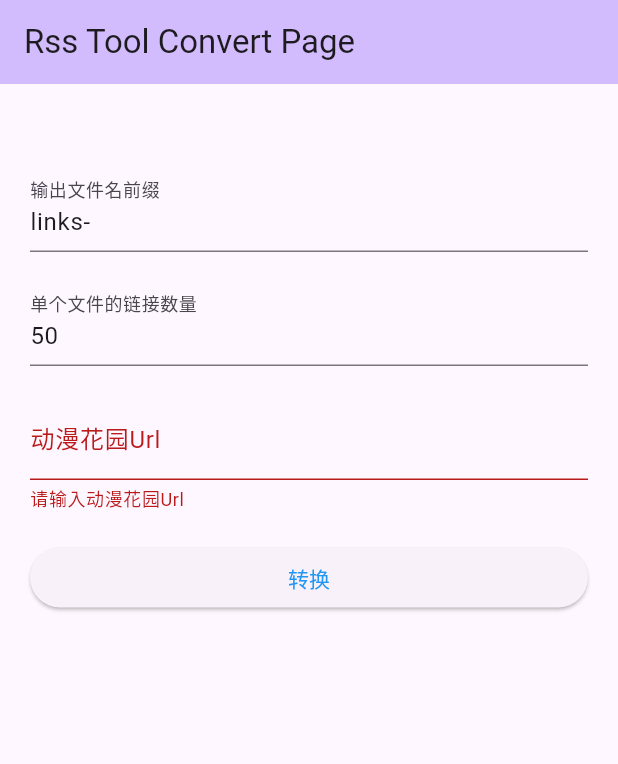
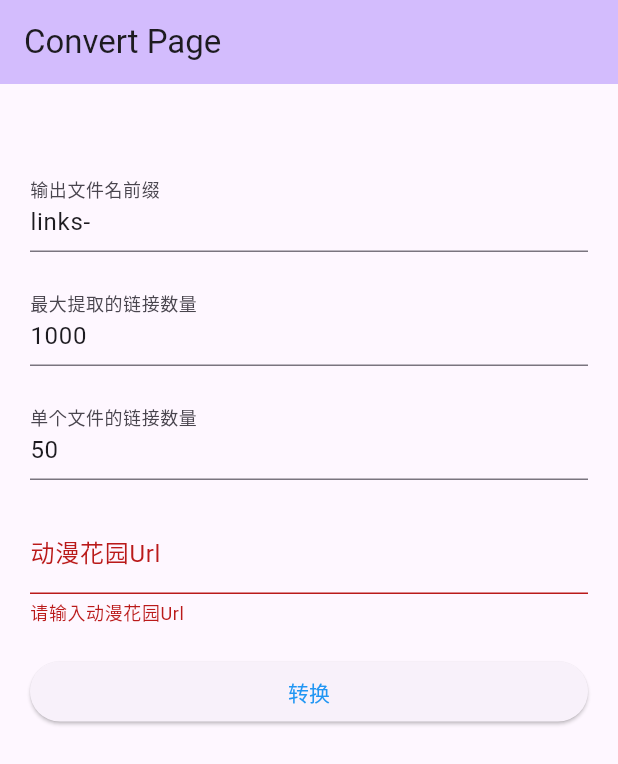
Before and after one commit to chivehao/dmhytool, a Flutter app: the screen it shows after launch, after a tap on "转换", on a phone screen of 412 x 824 dp. Shown: the top 764 px of the screen. Run offline on Flutter 3.47's test engine with Material 3 defaults, Android fonts, the phone set to English and light mode, and no system bars; our stand-ins replace dio; missing offline and left inert: dart:ffi.

Commit message:
添加最大的提取数量限值

```diff
--- a/lib/main.dart
+++ b/lib/main.dart
@@ -1,3 +1,4 @@
+import 'dart:ffi';
 import 'dart:io';
 
 import 'package:dio/dio.dart';
@@ -19,12 +20,12 @@
   @override
   Widget build(BuildContext context) {
     return MaterialApp(
-      title: 'Rss Tool',
+      title: '动漫花园小工具',
       theme: ThemeData(
         colorScheme: ColorScheme.fromSeed(seedColor: Colors.deepPurple),
         useMaterial3: true,
       ),
-      home: const MyHomePage(title: 'Rss Tool Convert Page'),
+      home: const MyHomePage(title: 'Convert Page'),
     );
   }
 }
@@ -42,6 +43,7 @@
   final GlobalKey _formKey = GlobalKey<FormState>();
   String _namePrefix = "links-";
   int _singleFileLinkCounts = 50;
+  int _maxLinkCounts = 1000;
   String _url = "";
   bool _isConverting = false;
   bool _isFetching = false;
@@ -73,6 +75,18 @@
                 return null;
               },
               onSaved: (v) => _namePrefix = v!,
+            ),
+            const SizedBox(height: 20),
+            TextFormField(
+              initialValue: _maxLinkCounts.toString(),
+              decoration: const InputDecoration(labelText: '最大提取的链接数量'),
+              validator: (v) {
+                if (v == null || v.isEmpty) {
+                  return '请输入最大提取的链接数量';
+                }
+                return null;
+              },
+              onSaved: (v) => _maxLinkCounts = int.parse(v!),
             ),
             const SizedBox(height: 20),
             TextFormField(
@@ -160,7 +174,8 @@
     setState(() {
       _isFetching = true;
     });
-    while(hasNext) {
+    int i = 0;
+    while(hasNext && i <= _maxLinkCounts) {
       String newUrl = prefix + page.toString() + postfix;
       try {
         Html.Document doc = await fetchRssFeed(newUrl);
@@ -172,6 +187,8 @@
         Html.Element? nextEl = doc.querySelectorAll("div.table div.fl a")
         .where((el)=>el.text.contains("下")).firstOrNull;
         hasNext = nextEl != null;
+
+        i += magnets.length;
 
         for(var magnet in magnets) {
           if (magnet != null && magnet.isNotEmpty) links.add(magnet);
@@ -218,8 +235,9 @@
       });
     }
 
+    DateTime now = DateTime.now();
     Directory docDir = await getApplicationDocumentsDirectory();
-    Directory subDir = Directory('${docDir.path}/run.ikaros.ch.dmhytool');
+    Directory subDir = Directory('${docDir.path}/run.ikaros.ch.dmhytool/${now.year}.${now.month}.${now.day}');
     if (!subDir.existsSync()) {
       subDir.createSync(recursive: true);
     }
--- a/pubspec.yaml
+++ b/pubspec.yaml
@@ -2,7 +2,7 @@ name: dmhytool
 description: "A rss tool on windows"
 publish_to: 'none' # Remove this line if you wish to publish to pub.dev
 
-version: 0.1.0
+version: 0.1.1
 
 environment:
   sdk: ^3.5.1
```
Also changed, not shown: 3 other files.
